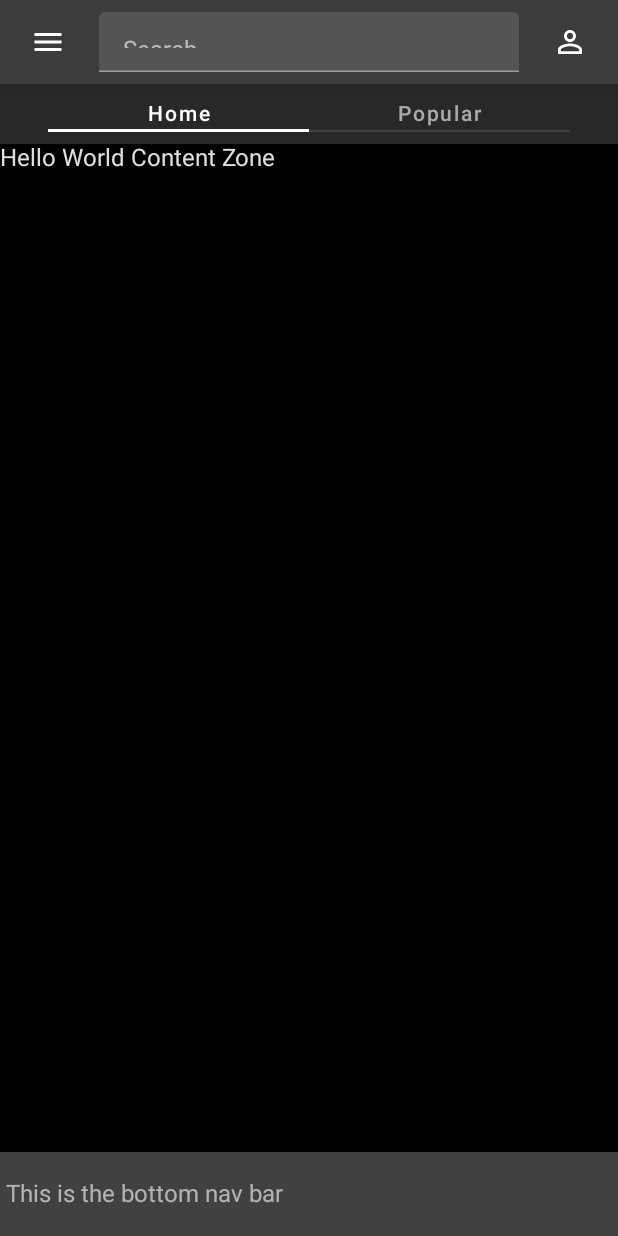
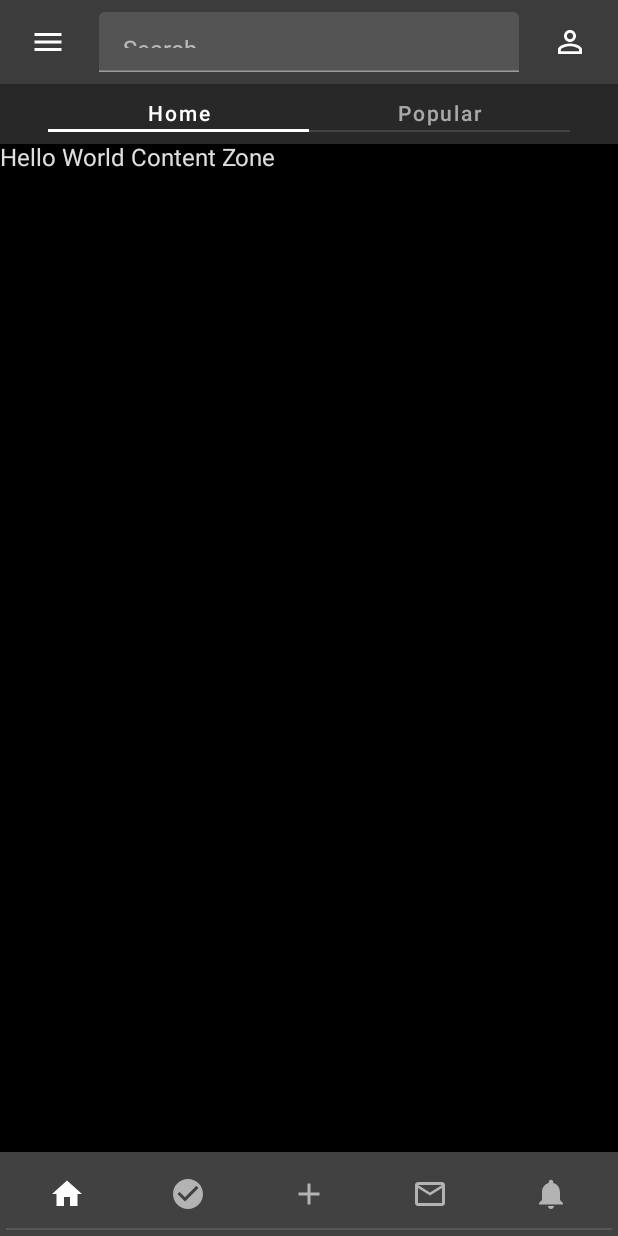
Before and after one commit to adrem7/reddit-compose, an Android app built with Jetpack Compose: the screen it shows after launch (MainActivity), on a phone screen of 412 x 824 dp. Run offline under Robolectric (Android 15) with nearby library versions, the phone set to English and light mode, and no system bars; our stand-ins replace Dagger/Hilt's generated code, accompanist.

Commit message:
Implemented BottomBar Issues: Discover symbol, Underline of tab indicator, Messages using Email symbol

```diff
--- a/app/src/main/java/com/example/redditcompose/ui/BottomBar.kt
+++ b/app/src/main/java/com/example/redditcompose/ui/BottomBar.kt
@@ -1,27 +1,47 @@
 package com.example.redditcompose.ui
 
+import androidx.compose.foundation.layout.Box
+import androidx.compose.foundation.layout.height
 import androidx.compose.material.BottomAppBar
-import androidx.compose.material.Text
-import androidx.compose.runtime.Composable
+import androidx.compose.material.Icon
+import androidx.compose.material.Tab
+import androidx.compose.material.TabRow
+import androidx.compose.material.icons.Icons
+import androidx.compose.material.icons.filled.*
+import androidx.compose.runtime.*
+import androidx.compose.ui.Modifier
+import androidx.compose.ui.unit.dp
 
 @Composable
 fun BottomBar() {
     BottomAppBar(
         content = {
-            Text("This is the bottom nav bar")
-//            var tabIndex by remember { mutableStateOf(0) }
-//            val tabData = listOf(
-//                ,
-//            )
-//            TabRow(selectedTabIndex = tabIndex) {
-//                tabData.forEachIndexed { index, icon ->
-//                    Tab(selected = tabIndex == index, onClick = {
-//                        tabIndex = index
-//                    }, icon = {
-//                        Icon(imageVector = icon, contentDescription = null)
-//                    })
-//                }
-//            }
+            var tabIndex by remember { mutableStateOf(0) }
+            val tabData = listOf(
+                Icons.Filled.Home,
+                Icons.Filled.CheckCircle,
+                Icons.Filled.Add,
+                Icons.Filled.MailOutline,
+                Icons.Filled.Notifications,
+            )
+            TabRow(
+                selectedTabIndex = tabIndex,
+                indicator = {
+                    Box(modifier = Modifier.height(0.dp))
+                }
+            ) {
+                tabData.forEachIndexed { index, icon ->
+                    Tab(
+                        selected = tabIndex == index,
+                        onClick = {
+                            tabIndex = index
+                        },
+                        icon = {
+                            Icon(imageVector = icon, contentDescription = null)
+                        }
+                    )
+                }
+            }
         }
     )
 }
```
